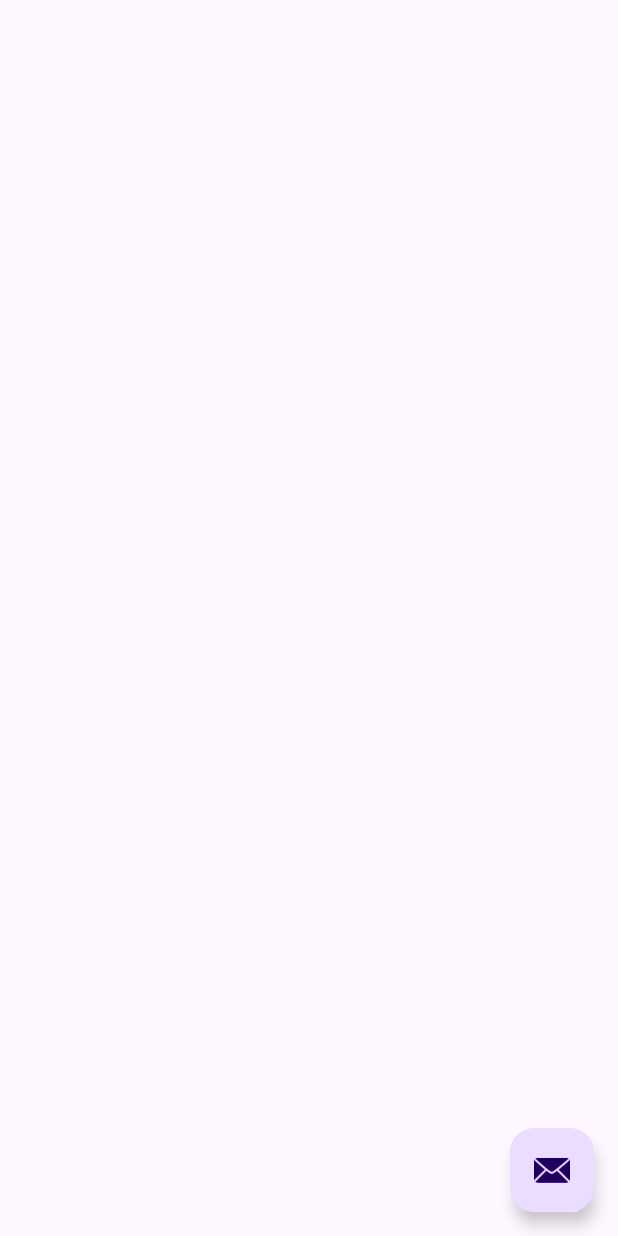
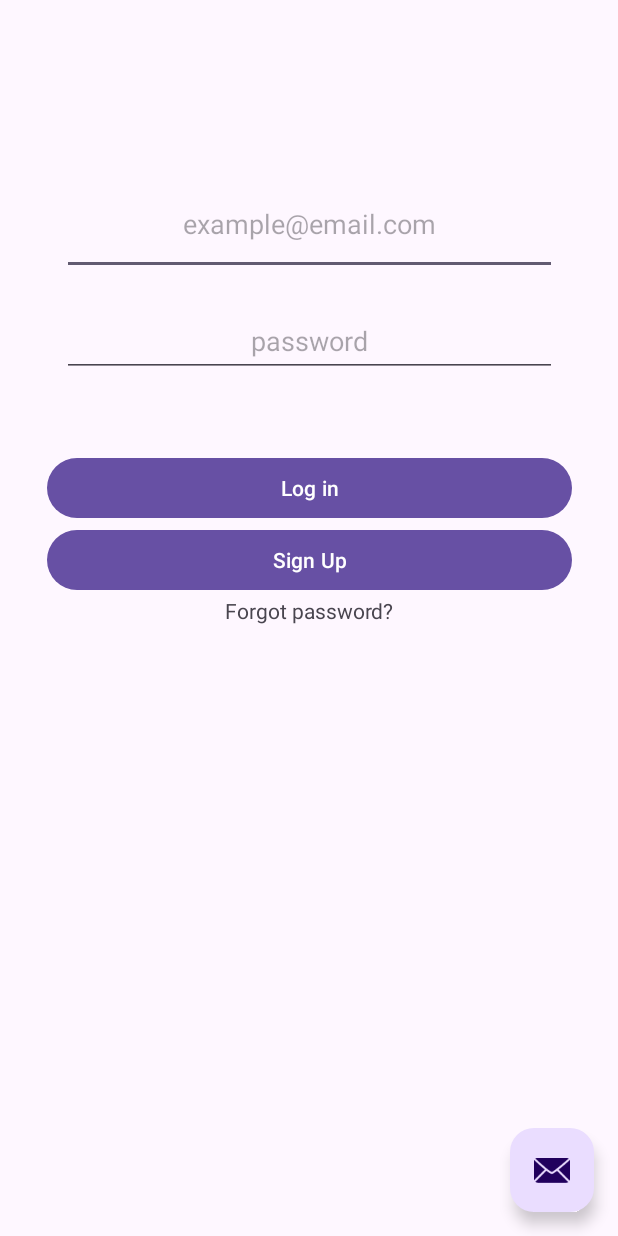
Before and after one commit to MenchiniDev/MobileProject, an Android app: the layout activity_main.xml on its own in the app's theme, with its tools: preview values and no code run, on a phone screen of 412 x 824 dp. Run offline under Robolectric (Android 15) with nearby library versions, the light colour scheme and no system bars.

Commit message:
login created, on the way to correct functioning

```diff
--- a/app/src/main/java/com/mobile/narciso/DataCollection.kt
+++ b/app/src/main/java/com/mobile/narciso/DataCollection.kt
@@ -32,8 +32,6 @@ class DataCollection : Fragment() {
     // This property is only valid between onCreateView and
     // onDestroyView.
     private val binding get() = _binding!!
-
-
 
     override fun onCreateView(
         inflater: LayoutInflater, container: ViewGroup?,
--- /dev/null
+++ b/app/src/main/java/com/mobile/narciso/Login.kt
@@ -0,0 +1,48 @@
+package com.mobile.narciso
+
+import android.os.Bundle
+import android.view.LayoutInflater
+import android.view.View
+import android.view.ViewGroup
+import android.widget.Toast
+import androidx.fragment.app.Fragment
+import com.mobile.narciso.databinding.FragmentLoginBinding
+
+class Login : Fragment() {
+
+    private var _binding: FragmentLoginBinding? = null
+    private val CAMERA_PERMISSION_CODE = 1001
+
+    // This property is only valid between onCreateView and
+    // onDestroyView.
+    private val binding get() = _binding!!
+
+    override fun onCreateView(
+        inflater: LayoutInflater, container: ViewGroup?,
+        savedInstanceState: Bundle?
+    ): View? {
+
+        _binding = FragmentLoginBinding.inflate(inflater, container, false)
+
+        return binding.root
+    }
+
+    override fun onViewCreated(view: View, savedInstanceState: Bundle?) {
+        super.onViewCreated(view, savedInstanceState)
+
+        binding.login.setOnClickListener()
+        {
+            Toast.makeText(requireContext(), "login", Toast.LENGTH_SHORT).show()
+        }
+
+        binding.signup.setOnClickListener()
+        {
+            Toast.makeText(requireContext(), "signup", Toast.LENGTH_SHORT).show()
+        }
+
+        binding.forgotPassword.setOnClickListener()
+        {
+            Toast.makeText(requireContext(), "forgot password", Toast.LENGTH_SHORT).show()
+        }
+    }
+}
--- a/app/src/main/res/layout/activity_login.xml
+++ b/app/src/main/res/layout/fragment_login.xml
@@ -3,16 +3,16 @@
     xmlns:app="http://schemas.android.com/apk/res-auto"
     xmlns:tools="http://schemas.android.com/tools"
     android:layout_width="match_parent"
-    android:layout_height="match_parent"
-    tools:context=".LoginActivity">
+    android:layout_height="match_parent">
 
     <LinearLayout
-        android:layout_width="409dp"
-        android:layout_height="729dp"
+        android:layout_width="350dp"
+        android:layout_height="736dp"
         android:layout_marginTop="1dp"
         android:layout_marginBottom="1dp"
         android:orientation="vertical"
         app:layout_constraintBottom_toBottomOf="parent"
+        app:layout_constraintEnd_toEndOf="parent"
         app:layout_constraintStart_toStartOf="parent"
         app:layout_constraintTop_toTopOf="parent">
 
@@ -33,40 +33,52 @@
             android:id="@+id/editTextTextPassword"
             android:layout_width="match_parent"
             android:layout_height="wrap_content"
-            android:ems="10"
-            android:hint="password"
             android:layout_marginLeft="10dp"
             android:layout_marginTop="10dp"
             android:layout_marginRight="10dp"
-            android:layout_marginBottom="20dp"
+            android:layout_marginBottom="50dp"
+            android:ems="10"
             android:gravity="center"
-            android:inputType="textPassword" />
+            android:hint="password"
+            android:inputType="textPassword"
+            android:minHeight="48dp" />
 
         <Button
             android:id="@+id/login"
             android:layout_width="match_parent"
             android:layout_height="wrap_content"
-            android:layout_marginRight="10dp"
-            android:layout_marginLeft="10dp"
-            android:text="Log in" />
+            android:text="Log in"
+            app:layout_constraintBottom_toBottomOf="parent"
+            app:layout_constraintEnd_toEndOf="parent"
+            app:layout_constraintHorizontal_bias="0.5"
+            app:layout_constraintStart_toStartOf="parent"
+            app:layout_constraintTop_toTopOf="parent"
+            app:layout_constraintVertical_bias="0.5" />
 
         <Button
             android:id="@+id/signup"
             android:layout_width="match_parent"
             android:layout_height="wrap_content"
-            android:layout_marginRight="10dp"
-            android:layout_marginLeft="10dp"
-            android:text="Sign Up" />
+            android:text="Sign Up"
+            app:layout_constraintBottom_toBottomOf="parent"
+            app:layout_constraintEnd_toEndOf="parent"
+            app:layout_constraintHorizontal_bias="0.5"
+            app:layout_constraintStart_toStartOf="parent"
+            app:layout_constraintTop_toTopOf="parent"
+            app:layout_constraintVertical_bias="0.5" />
 
         <TextView
             android:id="@+id/forgotPassword"
-            android:layout_width="wrap_content"
+            android:layout_width="match_parent"
             android:layout_height="wrap_content"
-            android:layout_marginTop="20dp"
-            android:layout_marginLeft="140dp"
             android:gravity="center"
             android:text="Forgot password?"
-            />
+            app:layout_constraintBottom_toBottomOf="parent"
+            app:layout_constraintEnd_toEndOf="parent"
+            app:layout_constraintHorizontal_bias="0.5"
+            app:layout_constraintStart_toStartOf="parent"
+            app:layout_constraintTop_toTopOf="parent"
+            app:layout_constraintVertical_bias="0.5" />
 
     </LinearLayout>
 </androidx.constraintlayout.widget.ConstraintLayout>
--- a/app/src/main/res/navigation/nav_graph.xml
+++ b/app/src/main/res/navigation/nav_graph.xml
@@ -3,7 +3,7 @@
     xmlns:app="http://schemas.android.com/apk/res-auto"
     xmlns:tools="http://schemas.android.com/tools"
     android:id="@+id/nav_graph"
-    app:startDestination="@id/loginActivity">
+    app:startDestination="@id/login">
 
     <fragment
         android:id="@+id/DataCollection"
@@ -48,9 +48,13 @@
             android:id="@+id/action_camera_to_FirstFragment"
             app:destination="@id/FirstFragment" />
     </fragment>
-    <activity
-        android:id="@+id/loginActivity"
-        android:name="com.mobile.narciso.LoginActivity"
+    <fragment
+        android:id="@+id/login"
+        android:name="com.mobile.narciso.Login"
         android:label="Login"
-        tools:layout="@layout/activity_login"/>
+    tools:layout="@layout/fragment_login">
+        <action
+            android:id="@+id/action_loginFragment_to_FirstFragment"
+            app:destination="@id/FirstFragment" />
+    </fragment>
 </navigation>
```
Also changed, not shown: app/src/main/AndroidManifest.xml (+1 -16 lines), app/src/main/java/com/mobile/narciso/LoginActivity.kt (deleted, +0 -34 lines).
